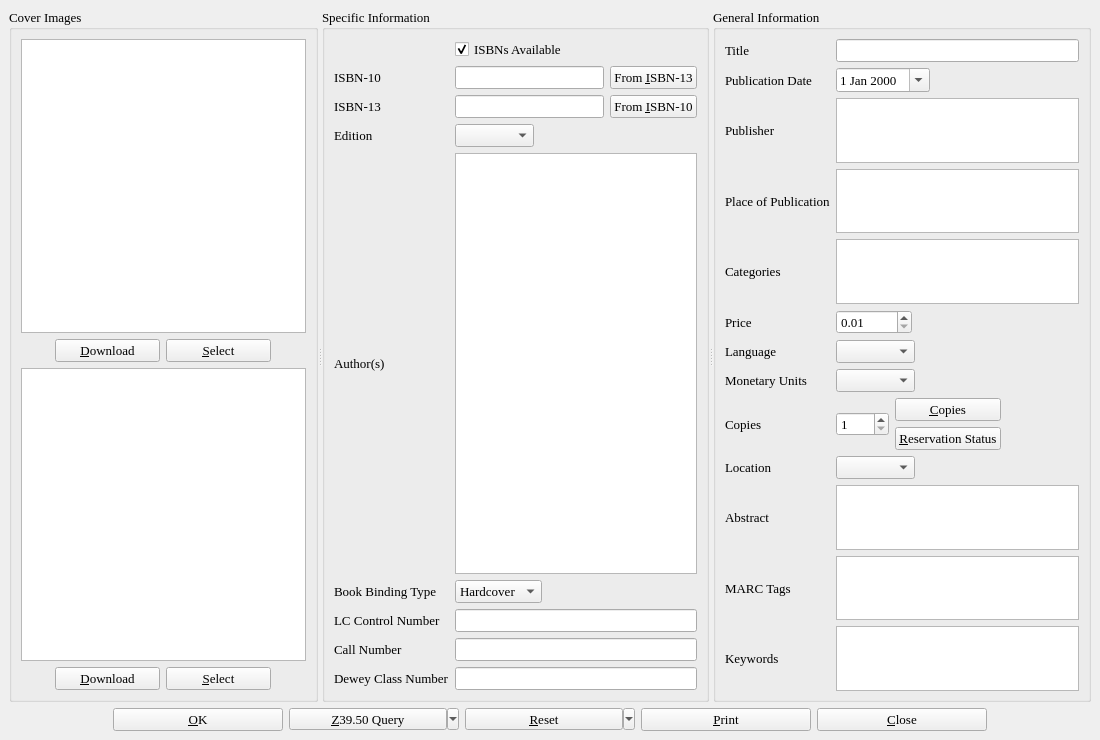
Before: the Qt Designer form bookinfo.ui in textbrowser/biblioteq, drawn with Qt 5.
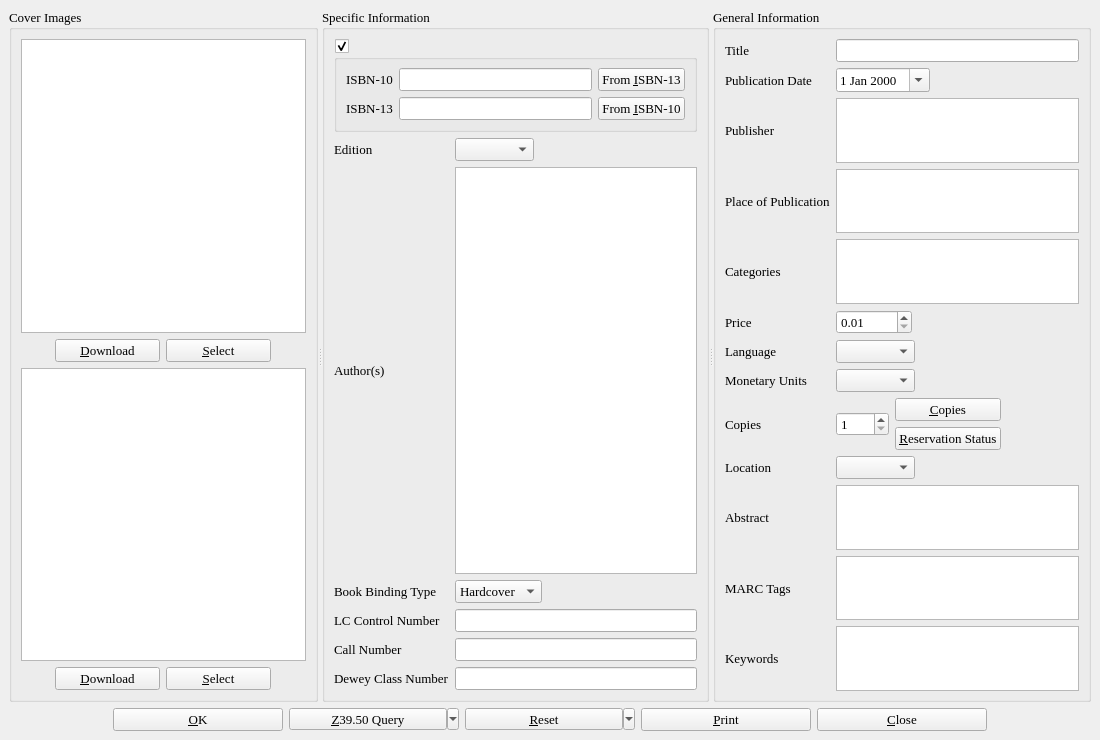
After: the same form once the commit is applied. Icons and pictures are not drawn. Custom widgets are drawn as their Qt base class.

Commit message: Grouped the isbn information.

```diff
--- a/bookinfo.ui
+++ b/bookinfo.ui
@@ -224,8 +224,17 @@
        <property name="title">
         <string>Specific Information</string>
        </property>
-       <layout class="QGridLayout" name="gridLayout">
-        <item row="1" column="0">
+       <layout class="QVBoxLayout" name="verticalLayout">
+        <item>
+         <widget class="QGroupBox" name="isbnAvailableCheckBox">
+          <property name="title">
+           <string/>
+          </property>
+          <property name="checkable">
+           <bool>true</bool>
+          </property>
+          <layout class="QGridLayout" name="gridLayout_2">
+           <item row="0" column="0">
          <widget class="QLabel" name="label">
           <property name="font">
            <font>
@@ -238,7 +247,7 @@
           </property>
          </widget>
         </item>
-        <item row="1" column="1">
+           <item row="0" column="1">
          <layout class="QHBoxLayout" name="horizontalLayout">
           <item>
            <widget class="QLineEdit" name="id">
@@ -266,7 +275,7 @@
           </item>
          </layout>
         </item>
-        <item row="2" column="0">
+           <item row="1" column="0">
          <widget class="QLabel" name="label_11">
           <property name="font">
            <font>
@@ -279,7 +288,7 @@
           </property>
          </widget>
         </item>
-        <item row="2" column="1">
+           <item row="1" column="1">
          <layout class="QHBoxLayout" name="horizontalLayout_3">
           <item>
            <widget class="QLineEdit" name="isbn13">
@@ -307,7 +316,12 @@
           </item>
          </layout>
         </item>
-        <item row="3" column="0">
+          </layout>
+         </widget>
+        </item>
+        <item>
+         <layout class="QGridLayout" name="gridLayout">
+          <item row="0" column="0">
          <widget class="QLabel" name="label_5">
           <property name="font">
            <font>
@@ -320,7 +334,7 @@
           </property>
          </widget>
         </item>
-        <item row="3" column="1">
+          <item row="0" column="1">
          <layout class="QHBoxLayout">
           <item>
            <widget class="QComboBox" name="edition">
@@ -344,7 +358,7 @@
           </item>
          </layout>
         </item>
-        <item row="4" column="0">
+          <item row="1" column="0">
          <widget class="QLabel" name="label_6">
           <property name="font">
            <font>
@@ -357,7 +371,7 @@
           </property>
          </widget>
         </item>
-        <item row="4" column="1">
+          <item row="1" column="1">
          <widget class="hyperlinked_text_edit" name="author">
           <property name="readOnly">
            <bool>false</bool>
@@ -370,7 +384,7 @@
           </property>
          </widget>
         </item>
-        <item row="5" column="0">
+          <item row="2" column="0">
          <widget class="QLabel" name="label_9">
           <property name="font">
            <font>
@@ -383,7 +397,7 @@
           </property>
          </widget>
         </item>
-        <item row="5" column="1">
+          <item row="2" column="1">
          <layout class="QHBoxLayout">
           <item>
            <widget class="QComboBox" name="binding">
@@ -420,7 +434,7 @@
           </item>
          </layout>
         </item>
-        <item row="6" column="0">
+          <item row="3" column="0">
          <widget class="QLabel" name="label_12">
           <property name="font">
            <font>
@@ -433,14 +447,14 @@
           </property>
          </widget>
         </item>
-        <item row="6" column="1">
+          <item row="3" column="1">
          <widget class="QLineEdit" name="lcnum">
           <property name="maxLength">
            <number>64</number>
           </property>
          </widget>
         </item>
-        <item row="7" column="0">
+          <item row="4" column="0">
          <widget class="QLabel" name="label_17">
           <property name="font">
            <font>
@@ -453,14 +467,14 @@
           </property>
          </widget>
         </item>
-        <item row="7" column="1">
+          <item row="4" column="1">
          <widget class="QLineEdit" name="callnum">
           <property name="maxLength">
            <number>64</number>
           </property>
          </widget>
         </item>
-        <item row="8" column="0">
+          <item row="5" column="0">
          <widget class="QLabel" name="label_18">
           <property name="font">
            <font>
@@ -473,22 +487,14 @@
           </property>
          </widget>
         </item>
-        <item row="8" column="1">
+          <item row="5" column="1">
          <widget class="QLineEdit" name="deweynum">
           <property name="maxLength">
            <number>64</number>
           </property>
          </widget>
         </item>
-        <item row="0" column="1">
-         <widget class="QCheckBox" name="isbnAvailableCheckBox">
-          <property name="text">
-           <string>ISBNs Available</string>
-          </property>
-          <property name="checked">
-           <bool>true</bool>
-          </property>
-         </widget>
+         </layout>
         </item>
        </layout>
       </widget>
```
Lines whose indentation alone changed are shown as unchanged. The commit also changes 1 other file.
